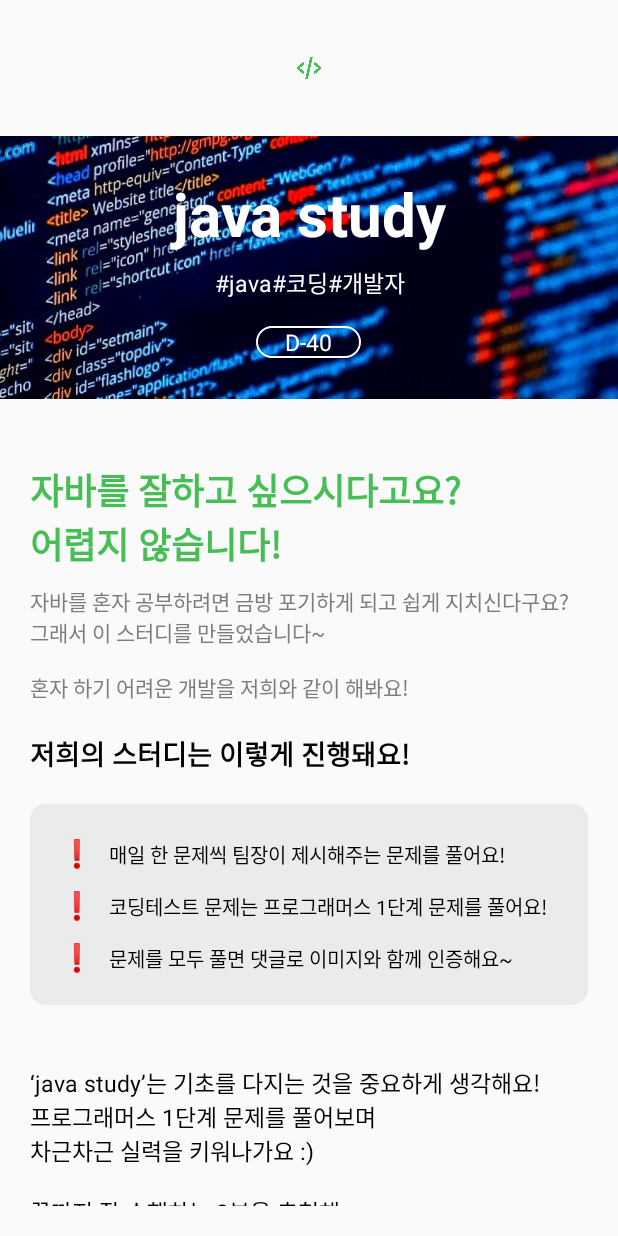
After one commit to haewon1106/Android_Seugoi, an Android app: the layout study_join_intro.xml on its own in the app's theme, with its tools: preview values and no code run, on a phone screen of 412 x 824 dp. The commit adds this screen. Run offline under Robolectric (Android 15) with nearby library versions, the phone set to English and light mode, and no system bars.

Commit message:
make study_join_intro

```diff
--- /dev/null
+++ b/app/src/main/res/layout/study_join_intro.xml
@@ -0,0 +1,352 @@
+<?xml version="1.0" encoding="utf-8"?>
+<LinearLayout xmlns:android="http://schemas.android.com/apk/res/android"
+    android:layout_width="match_parent"
+    android:layout_height="match_parent"
+    android:orientation="vertical">
+
+    <!-- Logo -->
+    <ImageView
+        android:layout_width="20dp"
+        android:layout_height="20dp"
+        android:layout_gravity="center_horizontal"
+        android:layout_marginTop="35dp"
+        android:src="@drawable/logo"/>
+
+    <!-- Image와 TextView 겹치기 -->
+    <FrameLayout
+        android:layout_width="match_parent"
+        android:layout_height="wrap_content">
+
+        <!--  ImageView의 layout에 꽉 차게 크기를 맞춰 출력(비율유지)  -->
+        <ImageView
+            android:id="@+id/study_Image"
+            android:layout_width="match_parent"
+            android:layout_height="175dp"
+            android:layout_marginTop="35dp"
+            android:src="@drawable/javastudy"
+            android:scaleType="centerCrop"/>
+
+        <!-- Title, HashTag, Dday 레이아웃 -->
+        <LinearLayout
+            android:layout_width="match_parent"
+            android:layout_height="wrap_content"
+            android:layout_margin="60dp"
+            android:orientation="vertical">
+
+            <TextView
+                android:id="@+id/study_Name"
+                android:layout_width="match_parent"
+                android:layout_height="wrap_content"
+                android:layout_marginBottom="7dp"
+                android:text="java study"
+                android:textSize="40dp"
+                android:textColor="#FFFFFF"
+                android:gravity="center"
+                android:textStyle="bold"/>
+
+            <TextView
+                android:id="@+id/hashtag"
+                android:layout_width="match_parent"
+                android:layout_height="wrap_content"
+                android:layout_marginBottom="10dp"
+                android:text="#java#코딩#개발자"
+                android:textSize="15dp"
+                android:textColor="#FFFFFF"
+                android:gravity="center"/>
+
+            <!-- D-day -->
+            <FrameLayout
+                android:layout_width="70dp"
+                android:layout_height="wrap_content"
+                android:layout_marginTop="7dp"
+                android:layout_gravity="center"
+                android:background="@drawable/study_screen_oval">
+
+                <TextView android:id="@+id/Dday"
+                    android:layout_width="match_parent"
+                    android:layout_height="wrap_content"
+                    android:text="D-40"
+                    android:textSize="15dp"
+                    android:textColor="#FFFFFF"
+                    android:gravity="center"/>
+
+            </FrameLayout>
+
+        </LinearLayout>
+
+    </FrameLayout>
+
+    <LinearLayout
+        android:layout_width="wrap_content"
+        android:layout_height="wrap_content"
+        android:orientation="vertical">
+
+        <!-- 스터디 제목 -->
+        <TextView
+            android:id="@+id/study_Title"
+            android:layout_width="wrap_content"
+            android:layout_height="wrap_content"
+            android:layout_marginTop="10dp"
+            android:layout_marginLeft="20dp"
+            android:text="자바를 잘하고 싶으시다고요?\n어렵지 않습니다!"
+            android:textSize="24dp"
+            android:textColor="#47BE55"
+            android:textStyle="bold" />
+
+        <!-- 스터디 간략한 설명 -->
+        <TextView
+            android:layout_width="wrap_content"
+            android:layout_height="wrap_content"
+            android:layout_marginTop="10dp"
+            android:layout_marginLeft="20dp"
+            android:text="자바를 혼자 공부하려면 금방 포기하게 되고 쉽게 지치신다구요?\n그래서 이 스터디를 만들었습니다~\n\n혼자 하기 어려운 개발을 저희와 같이 해봐요!"
+            android:textSize="14dp"
+            android:textColor="#7C7C7C"/>
+
+    </LinearLayout>
+
+    <!-- 저희의 스터디는 이렇게 진행돼요 -->
+    <LinearLayout
+        android:layout_width="match_parent"
+        android:layout_height="wrap_content"
+        android:orientation="vertical">
+
+        <TextView
+            android:layout_width="wrap_content"
+            android:layout_height="wrap_content"
+            android:layout_marginTop="20dp"
+            android:layout_marginLeft="20dp"
+            android:text="저희의 스터디는 이렇게 진행돼요!"
+            android:textSize="18dp"
+            android:textStyle="bold"
+            android:textColor="#000000"/>
+
+        <LinearLayout
+            android:layout_width="match_parent"
+            android:layout_height="wrap_content"
+            android:background="@drawable/round"
+            android:backgroundTint="#EEEAEAEA"
+            android:layout_margin="20dp">
+
+            <LinearLayout
+                android:layout_width="match_parent"
+                android:layout_height="wrap_content"
+                android:backgroundTint="#C1C1C1"
+                android:orientation="vertical"
+                android:layout_margin="20dp">
+
+                <LinearLayout
+                    android:layout_width="match_parent"
+                    android:layout_height="wrap_content">
+
+                    <TextView
+                        android:layout_width="wrap_content"
+                        android:layout_height="wrap_content"
+                        android:textSize="18dp"
+                        android:textColor="#FF0000"
+                        android:text="❗"/>
+
+                    <TextView
+                        android:id="@+id/work1"
+                        android:layout_width="wrap_content"
+                        android:layout_height="wrap_content"
+                        android:layout_marginLeft="10dp"
+                        android:text="매일 한 문제씩 팀장이 제시해주는 문제를 풀어요!"
+                        android:textColor="#000000"
+                        android:textSize="13dp"/>
+
+                </LinearLayout>
+
+                <LinearLayout
+                    android:layout_width="match_parent"
+                    android:layout_height="wrap_content"
+                    android:layout_marginTop="10dp">
+
+                    <TextView
+                        android:layout_width="wrap_content"
+                        android:layout_height="wrap_content"
+                        android:textSize="18dp"
+                        android:textColor="#FF0000"
+                        android:text="❗"/>
+
+                    <TextView
+                        android:id="@+id/work2"
+                        android:layout_width="wrap_content"
+                        android:layout_height="wrap_content"
+                        android:layout_marginLeft="10dp"
+                        android:text="코딩테스트 문제는 프로그래머스 1단계 문제를 풀어요!"
+                        android:textColor="#000000"
+                        android:textSize="13dp"/>
+
+                </LinearLayout>
+
+                <LinearLayout
+                    android:layout_width="match_parent"
+                    android:layout_height="wrap_content"
+                    android:layout_marginTop="10dp">
+
+                    <TextView
+                        android:layout_width="wrap_content"
+                        android:layout_height="wrap_content"
+                        android:textSize="18dp"
+                        android:textColor="#FF0000"
+                        android:text="❗"/>
+
+                    <TextView
+                        android:id="@+id/work3"
+                        android:layout_width="wrap_content"
+                        android:layout_height="wrap_content"
+                        android:layout_marginLeft="10dp"
+                        android:text="문제를 모두 풀면 댓글로 이미지와 함께 인증해요~"
+                        android:textColor="#000000"
+                        android:textSize="13dp"/>
+
+                </LinearLayout>
+
+            </LinearLayout>
+
+        </LinearLayout>
+
+        <!-- 부가 설명 -->
+        <LinearLayout
+            android:layout_width="match_parent"
+            android:layout_height="wrap_content">
+
+            <TextView
+                android:layout_width="wrap_content"
+                android:layout_height="wrap_content"
+                android:layout_margin="20dp"
+                android:text="‘java study’는 기초를 다지는 것을 중요하게 생각해요!
+                \n프로그래머스 1단계 문제를 풀어보며
+                \n차근차근 실력을 키워나가요 :)
+                \n\n끝까지 잘 수행하는 3분을 추첨해
+                \n스타벅스 기프티콘 드릴게요!
+                \n\n1등 : 스타벅스 아이스 카페 아메리카노 T 2잔
+                \n+ 부드러운 생크림 카스테라
+                \n2등 : 스타벅스 카페 아메리카노 T
+                \n+ 레이어 가나슈 케이크
+                \n3등 : 스타벅스 아이스 카페 라떼 T"
+                android:textColor="#000000"
+                android:textSize="15dp"/>
+
+        </LinearLayout>
+
+        <!-- 이런 분들에게 추천해요 -->
+        <LinearLayout
+            android:layout_width="match_parent"
+            android:layout_height="wrap_content"
+            android:orientation="vertical">
+
+            <TextView
+                android:layout_width="wrap_content"
+                android:layout_height="wrap_content"
+                android:layout_marginTop="20dp"
+                android:layout_marginLeft="20dp"
+                android:text="이런 분들에게 추천해요!"
+                android:textSize="18dp"
+                android:textStyle="bold"
+                android:textColor="#000000"/>
+
+            <LinearLayout
+                android:layout_width="match_parent"
+                android:layout_height="wrap_content"
+                android:background="@drawable/round"
+                android:backgroundTint="#EEEAEAEA"
+                android:layout_margin="20dp">
+
+                <LinearLayout
+                    android:layout_width="match_parent"
+                    android:layout_height="wrap_content"
+                    android:backgroundTint="#C1C1C1"
+                    android:orientation="vertical"
+                    android:layout_margin="20dp">
+
+                    <LinearLayout
+                        android:layout_width="match_parent"
+                        android:layout_height="wrap_content">
+
+                        <TextView
+                            android:layout_width="wrap_content"
+                            android:layout_height="wrap_content"
+                            android:textSize="18dp"
+                            android:textColor="#FF0000"
+                            android:text="💡"/>
+
+                        <TextView
+                            android:id="@+id/recom1"
+                            android:layout_width="wrap_content"
+                            android:layout_height="wrap_content"
+                            android:layout_marginLeft="10dp"
+                            android:text="자바에 관심이 있으신 분"
+                            android:textColor="#000000"
+                            android:textSize="13dp"/>
+
+                    </LinearLayout>
+
+                    <LinearLayout
+                        android:layout_width="match_parent"
+                        android:layout_height="wrap_content"
+                        android:layout_marginTop="10dp">
+
+                        <TextView
+                            android:layout_width="wrap_content"
+                            android:layout_height="wrap_content"
+                            android:textSize="18dp"
+                            android:textColor="#FF0000"
+                            android:text="💡"/>
+
+                        <TextView
+                            android:id="@+id/recom2"
+                            android:layout_width="wrap_content"
+                            android:layout_height="wrap_content"
+                            android:layout_marginLeft="10dp"
+                            android:text="자바 코딩테스트를 하고싶으신 분"
+                            android:textColor="#000000"
+                            android:textSize="13dp"/>
+
+                    </LinearLayout>
+
+                    <LinearLayout
+                        android:layout_width="match_parent"
+                        android:layout_height="wrap_content"
+                        android:layout_marginTop="10dp">
+
+                        <TextView
+                            android:layout_width="wrap_content"
+                            android:layout_height="wrap_content"
+                            android:textSize="18dp"
+                            android:textColor="#FF0000"
+                            android:text="💡"/>
+
+                        <TextView
+                            android:id="@+id/recom3"
+                            android:layout_width="wrap_content"
+                            android:layout_height="wrap_content"
+                            android:layout_marginLeft="10dp"
+                            android:text="다같이 공부를 하고싶으신 분"
+                            android:textColor="#000000"
+                            android:textSize="13dp"/>
+
+                    </LinearLayout>
+
+                </LinearLayout>
+
+            </LinearLayout>
+
+        </LinearLayout>
+
+        <Button
+            android:id="@+id/btnJoin"
+            android:layout_width="170dp"
+            android:layout_height="wrap_content"
+            android:text="스터디 가입하기"
+            android:textColor="#FFFFFF"
+            android:textSize="15dp"
+            android:textStyle="bold"
+            android:backgroundTint="#47BE55"
+            android:layout_margin="5dp"
+            android:layout_gravity="center"/>
+
+    </LinearLayout>
+
+</LinearLayout>
--- a/app/src/main/res/layout/study_manager_screen.xml
+++ b/app/src/main/res/layout/study_manager_screen.xml
@@ -40,6 +40,7 @@
         </LinearLayout>
 
         <EditText
+            android:id="@+id/task_Title"
             android:layout_width="match_parent"
             android:layout_height="40dp"
             android:layout_marginLeft="50dp"
@@ -82,6 +83,7 @@
         </LinearLayout>
 
         <EditText
+            android:id="@+id/task_Content"
             android:layout_width="match_parent"
             android:layout_height="450dp"
             android:layout_marginLeft="50dp"
--- a/app/src/main/res/layout/study_screen.xml
+++ b/app/src/main/res/layout/study_screen.xml
@@ -19,6 +19,7 @@
 
         <!--  ImageView의 layout에 꽉 차게 크기를 맞춰 출력(비율유지)  -->
         <ImageView
+            android:id="@+id/study_Image"
             android:layout_width="match_parent"
             android:layout_height="175dp"
             android:layout_marginTop="35dp"
--- a/app/src/main/res/layout/study_screen_manager.xml
+++ b/app/src/main/res/layout/study_screen_manager.xml
@@ -16,6 +16,7 @@
         android:layout_height="wrap_content">
 
         <ImageView
+            android:id="@+id/study_Image"
             android:layout_width="match_parent"
             android:layout_height="175dp"
             android:layout_marginTop="35dp"
```
Also changed, not shown: app/src/main/res/layout/study_join_intro_manager.xml (added, +351 -0 lines).
